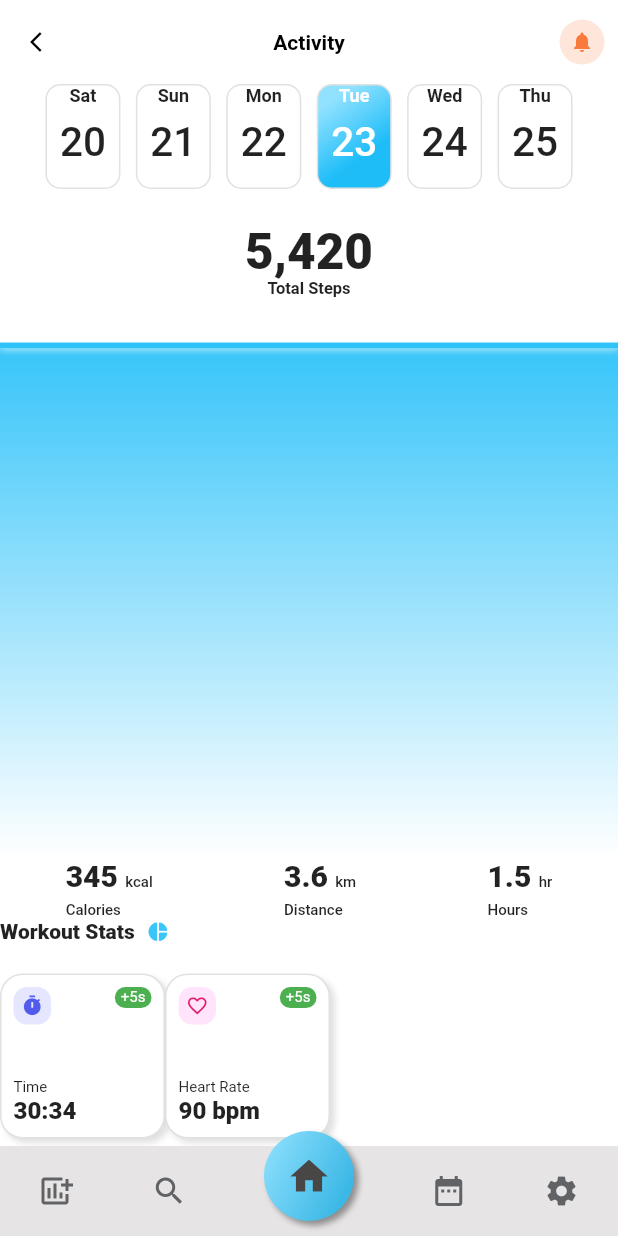
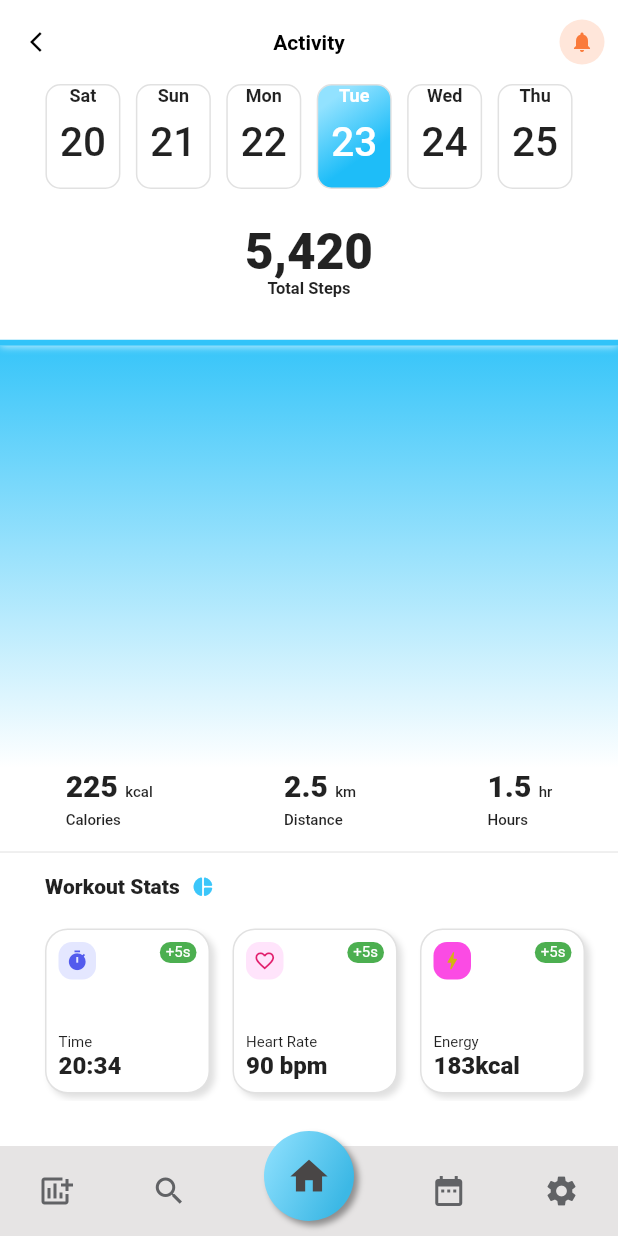
Before and after one commit to SahithiTammana/Flutter_Project, a Flutter app: the HomePage screen opened directly, after a tap on "Running", on a phone screen of 412 x 824 dp. Run offline on Flutter 3.47's test engine with Material 2 defaults, Android fonts, the phone set to English and light mode, and no system bars.

Commit message:
Energy consumption display feature added.

```diff
--- a/analysis_options.yaml
+++ b/analysis_options.yaml
@@ -22,8 +22,8 @@ linter:
   # `// ignore_for_file: name_of_lint` syntax on the line or in the file
   # producing the lint.
   rules:
-    prefer_const_constructors: false
-    prefer_const_literals_to_create_immutables: false
+    # prefer_const_constructors: false
+    # prefer_const_literals_to_create_immutables: false
     # avoid_print: false  # Uncomment to disable the `avoid_print` rule
     # prefer_single_quotes: true  # Uncomment to enable the `prefer_single_quotes` rule
 
--- a/lib/main.dart
+++ b/lib/main.dart
@@ -18,7 +18,7 @@ class MyApp extends StatelessWidget {
       title: 'Fitness Tracker',
       theme: ThemeData(
         fontFamily: 'Roboto',
-        textTheme: TextTheme(
+        textTheme: const TextTheme(
           displayLarge: TextStyle(
             fontSize: 14,
             color: Colors.black,
@@ -28,10 +28,10 @@ class MyApp extends StatelessWidget {
       ),
       debugShowCheckedModeBanner: false,
       routes: {
-        '/': (context) => HomePage(),
-        '/details': (context) => DetailsPage(),
+        '/': (context) => const HomePage(),
+        '/details': (context) => const DetailsPage(),
       },
-      initialRoute: '/details',
+      initialRoute: '/',
     );
   }
 }
--- a/lib/models/fitness_program.dart
+++ b/lib/models/fitness_program.dart
@@ -23,14 +23,14 @@ class FitnessProgram {
 
 final List<FitnessProgram> fitnessPrograms = [
   FitnessProgram(
-    image: AssetImage('assets/running.jpg'),
+    image: const AssetImage('assets/running.jpg'),
     name: 'Cardio',
     cals: '220kkal',
     time: '20min',
     type: ProgramType.cardio,
   ),
   FitnessProgram(
-    image: AssetImage('assets/weights.jpg'),
+    image: const AssetImage('assets/weights.jpg'),
     name: 'Barbel Arm Lift',
     cals: '220kkal',
     time: '20min',
--- a/lib/pages/details/details.dart
+++ b/lib/pages/details/details.dart
@@ -15,13 +15,15 @@ class DetailsPage extends StatelessWidget {
     return Scaffold(
       backgroundColor: Colors.white,
       appBar: MainAppBar(appBar: AppBar()),
-      body: Column(
+      body: const Column(
         children: [
           Dates(),
           Steps(),
           Graph(),
           Info(),
+          Divider(height: 30),
           Stats(),
+          SizedBox(height: 30),
           BottomNavigation(),
         ],
       ),
--- a/lib/pages/details/widgets/appbar.dart
+++ b/lib/pages/details/widgets/appbar.dart
@@ -14,14 +14,16 @@ class MainAppBar extends StatelessWidget implements PreferredSizeWidget {
       backgroundColor: Colors.transparent,
       elevation: 0,
       leading: IconButton(
-        onPressed: () {},
-        icon: Icon(
+        onPressed: () {
+          Navigator.of(context).pop();
+        },
+        icon: const Icon(
           Icons.arrow_back_ios,
           color: Colors.black,
           size: 16,
         ),
       ),
-      title: Text(
+      title: const Text(
         'Activity',
         style: TextStyle(
           color: Colors.black,
@@ -33,17 +35,17 @@ class MainAppBar extends StatelessWidget implements PreferredSizeWidget {
       actions: [
         TextButton(
           onPressed: () {},
-          child: Icon(
+          child: const Icon(
             Icons.notifications,
             size: 16,
           ),
           style: ElevatedButton.styleFrom(
+            foregroundColor: const Color(0xfffa7a3b),
+            backgroundColor: const Color(0xffffe6da),
             padding: const EdgeInsets.all(5),
-            maximumSize: Size(30, 30),
-            minimumSize: Size(30, 30),
-            shape: CircleBorder(),
-            primary: Color(0xffffe6da),//primary
-            onPrimary: Color(0xfffa7a3b),
+            maximumSize: const Size(30, 30),
+            minimumSize: const Size(30, 30),
+            shape: const CircleBorder(),
           ),
         )
       ],
--- a/lib/pages/details/widgets/dates.dart
+++ b/lib/pages/details/widgets/dates.dart
@@ -15,7 +15,7 @@ class Dates extends StatelessWidget {
         date: date,
         active: i == 3,
       ));
-      date = date.add(Duration(days: 1));
+      date = date.add(const Duration(days: 1));
     }
 
     return Padding(
@@ -45,30 +45,30 @@ class DateBox extends StatelessWidget {
       height: 70,
       decoration: BoxDecoration(
         gradient: active
-            ? LinearGradient(colors: [
+            ? const LinearGradient(colors: [
                 Color(0xff92e2ff),
                 Color(0xff1ebdf8),
               ], begin: Alignment.topCenter)
             : null,
         borderRadius: BorderRadius.circular(10),
         border: Border.all(
-          color: Color(0xffe1e1e1),
+          color: const Color(0xffe1e1e1),
         ),
       ),
       child: DefaultTextStyle.merge(
-        style: active ? TextStyle(color: Colors.white) : null,
+        style: active ? const TextStyle(color: Colors.white) : null,
         child: Column(
           children: [
             Text(
               daysOfWeek[date.weekday]!,
-              style: TextStyle(fontSize: 12, fontWeight: FontWeight.bold),
+              style: const TextStyle(fontSize: 12, fontWeight: FontWeight.bold),
             ),
-            SizedBox(
+            const SizedBox(
               height: 8,
             ),
             Text(
               date.day.toString().padLeft(2, '0'),
-              style: TextStyle(
+              style: const TextStyle(
                 fontSize: 27,
                 fontWeight: FontWeight.w500,
               ),
--- a/lib/pages/details/widgets/graph.dart
+++ b/lib/pages/details/widgets/graph.dart
@@ -7,7 +7,7 @@ class Graph extends StatelessWidget {
 
   @override
   Widget build(BuildContext context) {
-    return Expanded(
+    return const Expanded(
       child: SizedBox(
         width: double.infinity,
         child: GraphArea(),
@@ -42,7 +42,7 @@ class _GraphAreaState extends State<GraphArea>
   void initState() {
     super.initState();
     _animationController =
-        AnimationController(vsync: this, duration: Duration(milliseconds: 2500));
+        AnimationController(vsync: this, duration: const Duration(milliseconds: 2500));
     _animationController.forward();
   }
 
@@ -74,13 +74,13 @@ class GraphPainter extends CustomPainter {
       : _size = Tween<double>(begin: 0, end: 1).animate(
           CurvedAnimation(
               parent: animation,
-              curve: Interval(0.0, 0.75, curve: Curves.easeInOutCubicEmphasized),
+              curve: const Interval(0.0, 0.75, curve: Curves.easeInOutCubicEmphasized),
           ),
         ),
         _dotsize = Tween<double>(begin: 0, end: 1).animate(
           CurvedAnimation(
               parent: animation,
-              curve: Interval(0.55, 1, curve: Curves.easeInOutCubicEmphasized),
+              curve: const Interval(0.55, 1, curve: Curves.easeInOutCubicEmphasized),
           ),
         ),
         super(repaint: animation);
@@ -110,20 +110,20 @@ class GraphPainter extends CustomPainter {
     }
 
     Paint linePaint = Paint()
-      ..color = Color(0xff30c3f9)
+      ..color = const Color(0xff30c3f9)
       ..style = PaintingStyle.stroke
       ..strokeWidth = 4.0;
 
     Paint shadowPaint = Paint()
       ..color = Colors.white
       ..style = PaintingStyle.stroke
-      ..maskFilter = ui.MaskFilter.blur(ui.BlurStyle.solid, 3)
+      ..maskFilter = const ui.MaskFilter.blur(ui.BlurStyle.solid, 3)
       ..strokeWidth = 4.0;
 
     Paint fillPaint = Paint()
       ..shader = ui.Gradient.linear(
           Offset(size.width / 2, 0), Offset(size.width / 2, size.height), [
-        Color(0xff30c3f9),
+        const Color(0xff30c3f9),
         Colors.white,
       ])
       ..color = Colors.blue
@@ -134,7 +134,7 @@ class GraphPainter extends CustomPainter {
       ..strokeWidth = 8;
 
     Paint dotCentre = Paint()
-      ..color = Color(0xff30c3f9)
+      ..color = const Color(0xff30c3f9)
       ..strokeWidth = 8;
 
     Path linePath = Path();
--- a/lib/pages/details/widgets/info.dart
+++ b/lib/pages/details/widgets/info.dart
@@ -1,16 +1,15 @@
 import 'package:flutter/material.dart';
-import 'package:flutter_project/pages/details/widgets/stats.dart';
 
 class Info extends StatelessWidget {
   const Info({Key? key}) : super(key: key);
 
   @override
   Widget build(BuildContext context) {
-    return Row(
+    return const Row(
       mainAxisAlignment: MainAxisAlignment.spaceAround,
       children: [
-        Stats(value: '345',unit: 'kcal',label: 'Calories'),
-        Stats(value: '3.6',unit: 'km',label: 'Distance'),
+        Stats(value: '225',unit: 'kcal',label: 'Calories'),
+        Stats(value: '2.5',unit: 'km',label: 'Distance'),
         Stats(value: '1.5',unit: 'hr',label: 'Hours'),
       ],
     );
@@ -37,15 +36,15 @@ class Stats extends StatelessWidget {
         Text.rich(
           TextSpan(
             text: value,
-            style: TextStyle(
+            style: const TextStyle(
               fontSize: 20,
               fontWeight: FontWeight.w900,
             ),
             children: [
-              TextSpan(text: ' '),
+              const TextSpan(text: ' '),
               TextSpan(
                   text: unit,
-                  style: TextStyle(
+                  style: const TextStyle(
                     fontSize: 10,
                     fontWeight: FontWeight.w500,
                     ),
@@ -53,10 +52,10 @@ class Stats extends StatelessWidget {
             ],
           ),
         ),
-        SizedBox(height: 6),
+        const SizedBox(height: 6),
         Text(
           label,
-          style: TextStyle(
+          style: const TextStyle(
             fontSize: 10,
             fontWeight: FontWeight.w500,
           ),
--- a/lib/pages/details/widgets/stats.dart
+++ b/lib/pages/details/widgets/stats.dart
@@ -1,14 +1,15 @@
 import 'package:flutter/material.dart';
-import 'package:flutter_project/pages/details/widgets/info.dart';
 
 class Stats extends StatelessWidget {
   const Stats({Key? key}) : super(key: key);
 
   @override
   Widget build(BuildContext context) {
-    return Column(
+    return const Column(
       children: [
-        Row(
+        Padding(
+          padding: EdgeInsets.symmetric(horizontal: 30),
+          child: Row(
             children: [
               Text(
                 'Workout Stats',
@@ -25,18 +26,22 @@ class Stats extends StatelessWidget {
               ),
             ],
           ),
+        ),
         SizedBox(height: 15),
         SingleChildScrollView(
+          scrollDirection: Axis.horizontal,
           child: Row(
             children: [
+              SizedBox(width: 30),
               InfoStat(
                 icon: Icons.timer,
                 iconColor: Color(0xff535bed),
                 iconBackground: Color(0xffe4e7ff),
                 time: '+5s',
                 label: 'Time',
-                value: '30:34',
+                value: '20:34',
               ),
+              SizedBox(width: 15),
               InfoStat(
                 icon: Icons.favorite_outline,
                 iconColor: Color(0xffe11e6c),
@@ -45,14 +50,16 @@ class Stats extends StatelessWidget {
                 label: 'Heart Rate',
                 value: '90 bpm',
               ),
-              // InfoStat(
-              //   icon: Icons.timer,
-              //   iconColor: Color(0xff535bed),
-              //   iconBackground: Color(0xffe4e7ff),
-              //   time: '+5s',
-              //   label: 'Time',
-              //   value: '30:34',
-              // ),
+              SizedBox(width: 15),
+              InfoStat(
+                icon: Icons.bolt,
+                iconColor: Color(0xffd3b50f),
+                iconBackground: Color(0xfffb4be4),
+                time: '+5s',
+                label: 'Energy',
+                value: '183kcal',
+              ),
+              SizedBox(width: 30),
             ],
           ),
         ),
@@ -89,9 +96,9 @@ class InfoStat extends StatelessWidget {
         color: Colors.white,
         borderRadius: BorderRadius.circular(15),
         border: Border.all(
-          color: Color(0xffe1e1e1),
+          color: const Color(0xffe1e1e1),
         ),
-        boxShadow: [
+        boxShadow: const [
           BoxShadow(
             color: Colors.black12,
             offset: Offset(3, 3),
@@ -114,11 +121,11 @@ class InfoStat extends StatelessWidget {
               children: [
                 Text(
                   label,
-                  style: TextStyle(fontSize: 10),
+                  style: const TextStyle(fontSize: 10),
                 ),
                 Text(
                   value,
-                  style: TextStyle(fontSize: 16, fontWeight: FontWeight.w800),
+                  style: const TextStyle(fontSize: 16, fontWeight: FontWeight.w800),
                 ),
               ],
             ),
@@ -149,7 +156,7 @@ class Change extends StatelessWidget {
           ),
           child: Text(
             time,
-            style: TextStyle(fontSize: 10, color: Colors.white),
+            style: const TextStyle(fontSize: 10, color: Colors.white),
           )),
     );
   }
--- a/lib/pages/details/widgets/steps.dart
+++ b/lib/pages/details/widgets/steps.dart
@@ -14,12 +14,12 @@ class Steps extends StatelessWidget {
         children: [
           Text(
             steps,
-            style: TextStyle(
+            style: const TextStyle(
               fontSize: 33,
               fontWeight: FontWeight.w900,
             ),
           ),
-          Text(
+          const Text(
             'Total Steps',
             style: TextStyle(
               fontSize: 11,
--- a/lib/pages/home/home.dart
+++ b/lib/pages/home/home.dart
@@ -9,7 +9,7 @@ class HomePage extends StatelessWidget {
 
   @override
   Widget build(BuildContext context) {
-    return Scaffold(
+    return const Scaffold(
       body: Column(
         children: [
           AppHeader(),
--- a/lib/pages/home/widgets/activity.dart
+++ b/lib/pages/home/widgets/activity.dart
@@ -18,12 +18,12 @@ class RecentActivities extends StatelessWidget {
         children: [
           Text(
             'Recent Activities',
-            style: Theme.of(context).textTheme.headline1,
+            style: Theme.of(context).textTheme.displayLarge,
           ),
           Expanded(
             child: ListView.builder(
               itemCount: 10,
-              itemBuilder: (context, index) => ActivityItem(),
+              itemBuilder: (context, index) => const ActivityItem(),
             ),
           )
         ],
@@ -56,23 +56,23 @@ class ActivityItem extends StatelessWidget {
         height: 50,
         decoration: BoxDecoration(
           border: Border.all(
-            color: Color(0xffe1e1e1),
+            color: const Color(0xffe1e1e1),
           ),
           borderRadius: BorderRadius.circular(10),
         ),
         child: Row(
           children: [
-            SizedBox(width: 10),
+            const SizedBox(width: 10),
             Container(
               padding: const EdgeInsets.all(4),
-              decoration: BoxDecoration(
+              decoration: const BoxDecoration(
                 shape: BoxShape.circle,
                 color: Color(0xffcff2ff),
               ),
               height: 35,
               width: 35,
               child: Container(
-                decoration: BoxDecoration(
+                decoration: const BoxDecoration(
                   shape: BoxShape.circle,
                   image: DecorationImage(
                     image: AssetImage('assets/running.jpg'),
@@ -81,29 +81,29 @@ class ActivityItem extends StatelessWidget {
                 ),
               ),
             ),
-            SizedBox(width: 20),
+            const SizedBox(width: 20),
             Text(
               activity,
-              style: TextStyle(
+              style: const TextStyle(
                 fontSize: 12,
                 fontWeight: FontWeight.w900,
               ),
             ),
-            Expanded(child: SizedBox()),
-            Icon(Icons.timer, size: 12),
-            SizedBox(width: 5),
-            Text(
+            const Expanded(child: SizedBox()),
+            const Icon(Icons.timer, size: 12),
+            const SizedBox(width: 5),
+            const Text(
               '30min',
               style: TextStyle(fontSize: 10, fontWeight: FontWeight.w300),
             ),
-            SizedBox(width: 10),
-            Icon(Icons.wb_sunny_outlined, size: 12),
-            SizedBox(width: 5),
-            Text(
+            const SizedBox(width: 10),
+            const Icon(Icons.wb_sunny_outlined, size: 12),
+            const SizedBox(width: 5),
+            const Text(
               '55kcal',
               style: TextStyle(fontSize: 10, fontWeight: FontWeight.w300),
             ),
-            SizedBox(
+            const SizedBox(
               width: 20,
             )
           ],
--- a/lib/pages/home/widgets/current.dart
+++ b/lib/pages/home/widgets/current.dart
@@ -30,7 +30,7 @@ class _CurrentProgramsState extends State<CurrentPrograms> {
                 'Current Programs',
                 style: Theme.of(context).textTheme.displayLarge,
               ),
-              Icon(
+              const Icon(
                 Icons.arrow_forward_ios,
                 size: 15,
               ),
@@ -51,7 +51,7 @@ class _CurrentProgramsState extends State<CurrentPrograms> {
                 onTap: _changeProgram,
               );
             },
-            separatorBuilder: (context, index) => SizedBox(width: 30),
+            separatorBuilder: (context, index) => const SizedBox(width: 30),
           ),
         )
       ],
@@ -85,7 +85,7 @@ class Program extends StatelessWidget {
           image: DecorationImage(
             colorFilter: ColorFilter.mode(
               active
-                  ? Color(0xff1ebdf8).withOpacity(.8)
+                  ? const Color(0xff1ebdf8).withOpacity(.8)
                   : Colors.white.withOpacity(.8),
               BlendMode.lighten,
             ),
@@ -109,13 +109,13 @@ class Program extends StatelessWidget {
               Row(
                 children: [
                   Text(program.cals),
-                  SizedBox(width: 15),
+                  const SizedBox(width: 15),
                   Icon(
                     Icons.timer,
                     size: 10,
                     color: active ? Colors.white : Colors.black,
                   ),
-                  SizedBox(width: 5),
+                  const SizedBox(width: 5),
                   Text(program.time),
                 ],
               )
--- a/lib/pages/home/widgets/header.dart
+++ b/lib/pages/home/widgets/header.dart
@@ -12,20 +12,20 @@ class AppHeader extends StatelessWidget {
         children: [
           CustomPaint(
             painter: HeaderPainter(),
-            size: Size(double.infinity, 200),
+            size: const Size(double.infinity, 200),
           ),
           Positioned(
             top: 20,
             left: 20,
             child: IconButton(
               onPressed: () {},
-              icon: Icon(
+              icon: const Icon(
                 Icons.menu,
                 color: Colors.white,
               ),
             ),
           ),
-          Positioned(
+          const Positioned(
             top: 35,
             right: 40,
             child: CircleAvatar(
@@ -34,7 +34,7 @@ class AppHeader extends StatelessWidget {
               foregroundImage: AssetImage('assets/profile.jpg'),
             ),
           ),
-          Positioned(
+          const Positioned(
             left: 33,
             bottom: 20,
             child: Column(
@@ -68,12 +68,12 @@ class AppHeader extends StatelessWidget {
 class HeaderPainter extends CustomPainter {
   @override
   void paint(Canvas canvas, Size size) {
-    Paint backColor = Paint()..color = Color(0xff18b0e8);
+    Paint backColor = Paint()..color = const Color(0xff18b0e8);
     Paint circles = Paint()..color = Colors.white.withAlpha(40);
 
     canvas.drawRect(
       Rect.fromPoints(
-        Offset(0, 0),
+        const Offset(0, 0),
         Offset(size.width, size.height),
       ),
       backColor,
--- a/lib/widgets/bottom_navigation.dart
+++ b/lib/widgets/bottom_navigation.dart
@@ -8,25 +8,25 @@ class BottomNavigation extends StatelessWidget {
     return Container(
       width: double.infinity,
       height: 60,
-      color: Color.fromARGB(255, 230, 228, 228),
+      color: const Color.fromARGB(255, 230, 228, 228),
       child: IconTheme(
-        data: IconThemeData(color: Color.fromARGB(255, 97, 98, 101)),
+        data: const IconThemeData(color: Color.fromARGB(255, 97, 98, 101)),
         child: Row(
           mainAxisAlignment: MainAxisAlignment.spaceAround,
           children: [
-            Icon(
+            const Icon(
               Icons.add_chart,
             ),
-            Icon(Icons.search),
+            const Icon(Icons.search),
             Transform.translate(
-              offset: Offset(0, -10),
+              offset: const Offset(0, -10),
               child: GestureDetector(
                 onTap: () {
-                  Navigator.of(context).pushReplacementNamed('/');
+                  // Navigator.of(context).pushReplacementNamed('/');
                 },
                 child: Container(
                     padding: const EdgeInsets.all(15),
-                    decoration: BoxDecoration(
+                    decoration: const BoxDecoration(
                         shape: BoxShape.circle,
                         gradient: LinearGradient(
                           begin: Alignment.topLeft,
@@ -42,19 +42,19 @@ class BottomNavigation extends StatelessWidget {
                             blurRadius: 3,
                           )
                         ]),
-                    child: Icon(
+                    child: const Icon(
                       Icons.home,
                       color: Color.fromARGB(255, 73, 70, 70),
                       size: 30,
                     )),
               ),
             ),
-            Icon(Icons.date_range),
+            const Icon(Icons.date_range),
             GestureDetector(
                 onTap: () {
-                  Navigator.of(context).pushNamed('/details');
+                  // Navigator.of(context).pushNamed('/details');
                 },
-                child: Icon(Icons.settings)),
+                child: const Icon(Icons.settings)),
           ],
         ),
       ),
```
Lines whose indentation alone changed are shown as unchanged.
